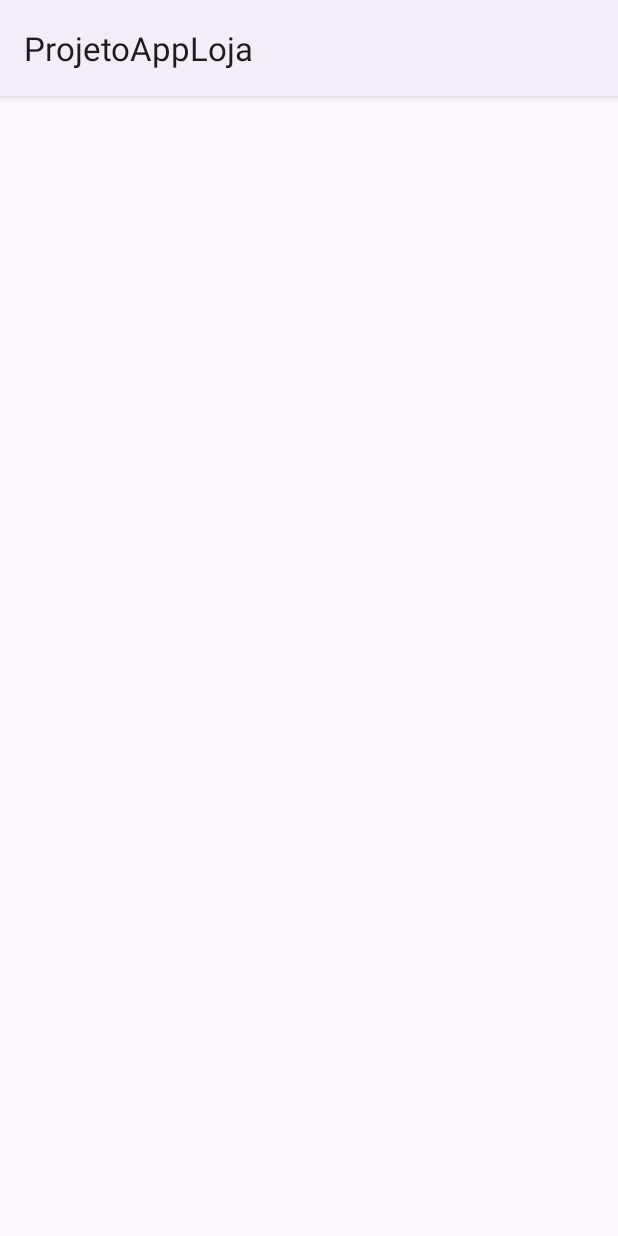
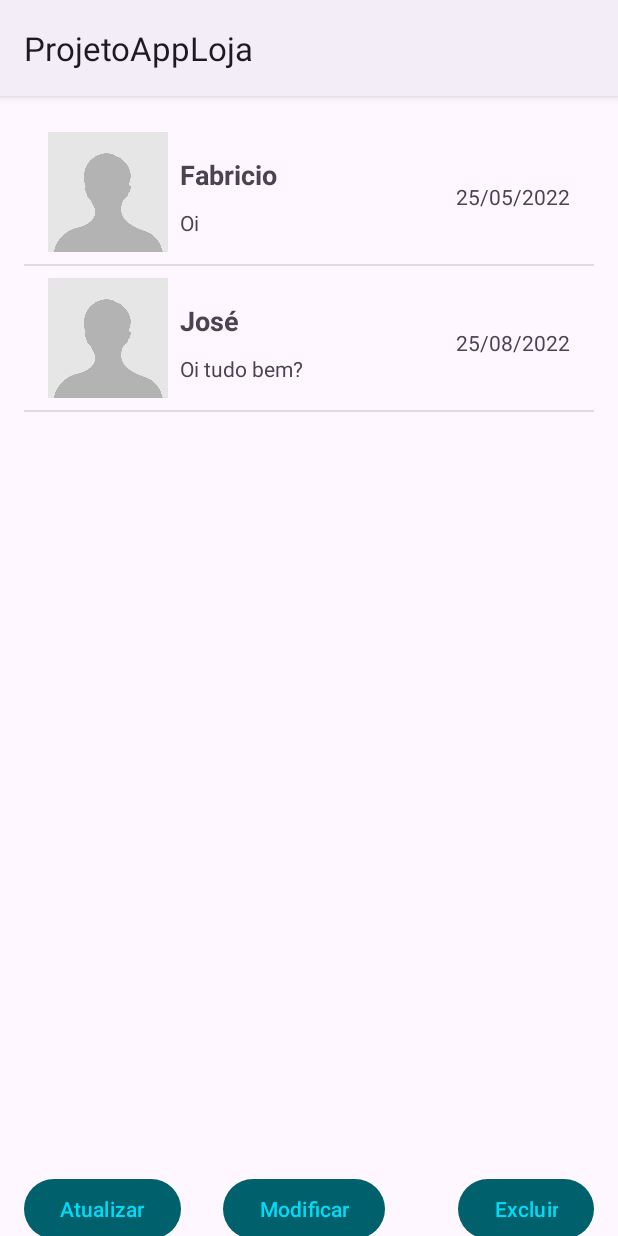
Before and after one commit to Fabricio-Roosevelt/ProjetoAppLoja, an Android app: the screen it shows after launch (TelaRecycleViewActivity), on a phone screen of 412 x 824 dp. Run offline under Robolectric (Android 15) with nearby library versions, the phone set to English and light mode, and no system bars.

Commit message:
Adiçao Botoes (atualizar, editar e excluir itens)

```diff
--- a/app/src/main/java/com/example/projetoapploja/MensagemAdapter.kt
+++ b/app/src/main/java/com/example/projetoapploja/MensagemAdapter.kt
@@ -3,20 +3,67 @@ package com.example.projetoapploja
 import android.view.LayoutInflater
 import android.view.View
 import android.view.ViewGroup
+import android.widget.ImageView
 import android.widget.TextView
 import androidx.recyclerview.widget.RecyclerView.Adapter
 import androidx.recyclerview.widget.RecyclerView.ViewHolder
 
 class MensagemAdapter(
-    private val lista: List<Mensagem>
+
+    private val clique: (String) -> Unit   // dados para enviar no clique
 ) : Adapter<MensagemAdapter.MensagemViewHolder>() {
+
+    // atauliza a lista de nomes e mensagens
+    private var listaMensagens = mutableListOf<Mensagem>()
+
+    // atualizando a lista
+    fun atualizarListaDados(lista: MutableList<Mensagem>){
+        listaMensagens.add(
+            Mensagem("Novo ITEM", "Deu certo", "01/02/2020")
+        )
+        listaMensagens = lista
+
+        // atualiza apenas o modificado - RECOMENDADO
+        notifyItemInserted(listaMensagens.size)
+        // atualiza toda a lista - NÃO RECOMENDADO
+        //notifyDataSetChanged()
+    }
+
+    // editar item da lista
+    fun editarListaDados(lista: MutableList<Mensagem>){
+        listaMensagens[0] = Mensagem("Maria", "Boa tarde", "25/05/2023")
+        notifyItemChanged(0)
+    }
+
+    // remover item da lista
+    fun excluirItemListaDados(Lista: MutableList<Mensagem>){
+        listaMensagens.removeAt(1)
+        notifyItemRemoved(1)
+    }
 
     inner class MensagemViewHolder(
         val itemView: View
     ) : ViewHolder(itemView){
+        // elementos da tela
         val textNome: TextView = itemView.findViewById(R.id.text_nome)
         val textDescricao: TextView = itemView.findViewById(R.id.text_descricao)
         val textData: TextView = itemView.findViewById(R.id.text_data)
+        val imagemPerfil: ImageView = itemView.findViewById(R.id.image_perfil)
+        //val retorno: ItemView = itemView.findViewById(R.id.ver_perfil)
+
+        // funcao para executar e exibir eventos na tela
+        fun bind(mensagem: Mensagem){
+            textNome.text = mensagem.nome
+            textDescricao.text = mensagem.descricao
+            textData.text = mensagem.data
+
+            // Aplicando eventos de clique
+            //val context = imagemPerfil.context
+            imagemPerfil.setOnClickListener {
+                clique(mensagem.nome)
+                //Toast.makeText(context, "Deu certo, valeu ${mensagem.nome}", Toast.LENGTH_SHORT).show()
+            }
+        }
 
     }
 
@@ -30,17 +77,15 @@ class MensagemAdapter(
     }
 
     // ao vincular os dados para a visualização ( view holder)
-    override fun onBindViewHolder(mensagemViewHolder: MensagemViewHolder, position: Int) {
+    override fun onBindViewHolder(holder: MensagemViewHolder, position: Int) {
 
-        val mensagem = lista[position]
-        mensagemViewHolder.textNome.text = mensagem.nome
-        mensagemViewHolder.textDescricao.text = mensagem.descricao
-        mensagemViewHolder.textData.text = mensagem.data
+        val mensagem = listaMensagens[position]
+        holder.bind(mensagem)
 
     }
 
     // Recupera a quantidade de itens
     override fun getItemCount(): Int {
-        return lista.size
+        return listaMensagens.size
     }
 }
--- a/app/src/main/java/com/example/projetoapploja/TelaRecycleViewActivity.kt
+++ b/app/src/main/java/com/example/projetoapploja/TelaRecycleViewActivity.kt
@@ -1,34 +1,85 @@
 package com.example.projetoapploja
 
+import android.content.Intent
 import android.os.Bundle
-import androidx.activity.enableEdgeToEdge
+import android.widget.Button
+import android.widget.Toast
 import androidx.appcompat.app.AppCompatActivity
-import androidx.core.view.ViewCompat
-import androidx.core.view.WindowInsetsCompat
+import androidx.recyclerview.widget.DividerItemDecoration
 import androidx.recyclerview.widget.LinearLayoutManager
 import androidx.recyclerview.widget.RecyclerView
-import com.example.projetoapploja.databinding.ActivityTelaRecycleViewBinding
 
 class TelaRecycleViewActivity : AppCompatActivity() {
 
-    private val binding by lazy {
-        ActivityTelaRecycleViewBinding.inflate(layoutInflater)
-    }
-    private lateinit var rvList: RecyclerView
+
+    private lateinit var rvLista: RecyclerView
+    private lateinit var btnExecutar: Button
+    private lateinit var btnEditar: Button
+    private lateinit var btnExcluir: Button
+    private lateinit var mensagemAdapter: MensagemAdapter
+
+    // aqui vamos fazer com que o app va em busca de atutalizacao na API
+    /*override fun onStart() {
+        super.onStart()
+        atualizar.....
+    }*/
+
 
     override fun onCreate(savedInstanceState: Bundle?) {
         super.onCreate(savedInstanceState)
-        setContentView(binding.root)
+        //setContentView(binding.root)
+        setContentView(R.layout.activity_tela_recycle_view)
 
-        val lista = listOf(
+        // itens para inflar o item de perfil
+        val lista = mutableListOf<Mensagem>(
             Mensagem("Fabricio", "Oi", "25/05/2022"),
             Mensagem("José", "Oi tudo bem?", "25/08/2022"),
-            Mensagem("Maria", "Boa tarde", "25/05/2023"),
-            Mensagem("Pedro", "Boa noite", "15/08/2023")
+            //Mensagem("Maria", "Boa tarde", "25/05/2023"),
+            //Mensagem("Pedro", "Boa noite", "15/08/2023")
         )
 
-        rvList = binding.rvLista
-        rvList.adapter = MensagemAdapter(lista)
-        rvList.layoutManager = LinearLayoutManager(this)
+        rvLista = findViewById(R.id.rv_lista)
+        btnExecutar = findViewById(R.id.btn_executar)
+        btnEditar = findViewById(R.id.btn_editar)
+        btnExcluir = findViewById(R.id.btn_excluir)
+
+        // enviados dados dos itens para o recycleview
+        mensagemAdapter = MensagemAdapter{ nome ->
+            Toast.makeText(this, "Olá $nome", Toast.LENGTH_SHORT).show()
+
+            // enviando dados para outra tela
+            val intent = Intent(this, MainActivity::class.java)
+            intent.putExtra("nome", nome)
+
+            // abrir outra tela
+            startActivity(intent)
+        }
+
+        // atualizando lista (NO CASO FINAL USA-SE ONSTART )
+        mensagemAdapter.atualizarListaDados(lista)
+
+        // obtendo itens para o recycle view
+        rvLista.adapter = mensagemAdapter
+
+        //configurando layout da tela
+        rvLista.layoutManager = LinearLayoutManager(this, RecyclerView.VERTICAL, false)
+        // DIVISOR DE ITENS
+        rvLista.addItemDecoration(
+            DividerItemDecoration(
+                this,
+                RecyclerView.VERTICAL
+            )
+        )
+
+        // simular atualizacao da lista com o botao EXECUTAR
+        btnExecutar.setOnClickListener {
+            mensagemAdapter.atualizarListaDados(lista)
+        }
+        btnEditar.setOnClickListener {
+            mensagemAdapter.editarListaDados(lista)
+        }
+        btnExcluir.setOnClickListener {
+            mensagemAdapter.excluirItemListaDados(lista)
+        }
     }
 }
--- a/app/src/main/res/layout/activity_main.xml
+++ b/app/src/main/res/layout/activity_main.xml
@@ -8,6 +8,7 @@
     tools:context=".MainActivity">
 
     <TextView
+        android:id="@+id/nome_tela_2"
         android:layout_width="wrap_content"
         android:layout_height="wrap_content"
         android:text="Commit 3"
--- a/app/src/main/res/layout/activity_tela_recycle_view.xml
+++ b/app/src/main/res/layout/activity_tela_recycle_view.xml
@@ -8,13 +8,13 @@
     tools:context=".TelaRecycleViewActivity">
 
     <androidx.recyclerview.widget.RecyclerView
-        android:id="@+id/rvLista"
+        android:id="@+id/rv_lista"
         android:layout_width="0dp"
         android:layout_height="0dp"
         android:layout_marginStart="16dp"
         android:layout_marginTop="16dp"
         android:layout_marginEnd="16dp"
-        android:layout_marginBottom="16dp"
+        android:layout_marginBottom="50dp"
         app:layout_constraintBottom_toBottomOf="parent"
         app:layout_constraintEnd_toEndOf="parent"
         app:layout_constraintHorizontal_bias="0.5"
@@ -22,4 +22,36 @@
         app:layout_constraintTop_toTopOf="parent"
         app:layout_constraintVertical_bias="0.5"
         tools:listitem="@layout/item_lista" />
+
+    <Button
+        android:id="@+id/btn_executar"
+        android:layout_width="wrap_content"
+        android:layout_height="wrap_content"
+        android:layout_marginStart="16dp"
+        android:layout_marginTop="8dp"
+        android:text="Atualizar"
+        app:layout_constraintStart_toStartOf="parent"
+        app:layout_constraintTop_toBottomOf="@+id/rv_lista" />
+
+    <Button
+        android:id="@+id/btn_editar"
+        android:layout_width="wrap_content"
+        android:layout_height="wrap_content"
+        android:layout_marginStart="28dp"
+        android:layout_marginTop="8dp"
+        android:text="Modificar"
+        app:layout_constraintBottom_toBottomOf="parent"
+        app:layout_constraintStart_toEndOf="@+id/btn_executar"
+        app:layout_constraintTop_toBottomOf="@+id/rv_lista"
+        app:layout_constraintVertical_bias="0.0" />
+
+    <Button
+        android:id="@+id/btn_excluir"
+        android:layout_width="wrap_content"
+        android:layout_height="wrap_content"
+        android:layout_marginTop="8dp"
+        android:layout_marginEnd="16dp"
+        android:text="Excluir"
+        app:layout_constraintEnd_toEndOf="parent"
+        app:layout_constraintTop_toBottomOf="@+id/rv_lista" />
 </androidx.constraintlayout.widget.ConstraintLayout>
```
Also changed, not shown: app/src/main/res/layout/recycler_view_item.xml (+18 -17 lines).
